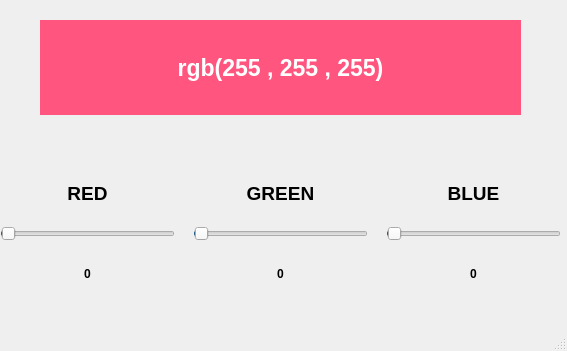
The window that assignment-29/Input/color picker.ui (mahdisesmaeelian/Python-ImageProcessing) describes before a commit, drawn with Qt 5.
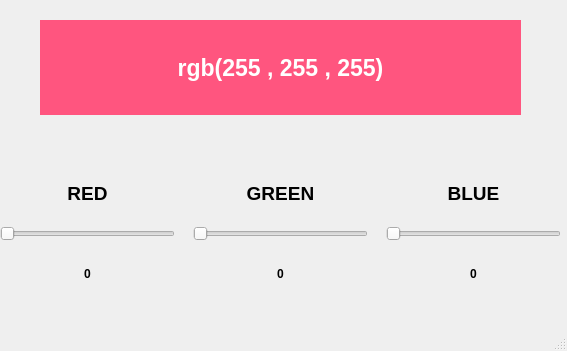
The same window after the commit.

```diff
--- a/assignment-29/Input/color picker.ui
+++ b/assignment-29/Input/color picker.ui
@@ -172,10 +172,10 @@
          <item>
           <widget class="QSlider" name="redSlider">
            <property name="minimum">
-            <number>-1</number>
+            <number>0</number>
            </property>
            <property name="maximum">
-            <number>254</number>
+            <number>255</number>
            </property>
            <property name="orientation">
             <enum>Qt::Horizontal</enum>
@@ -246,10 +246,10 @@
          <item>
           <widget class="QSlider" name="greenSlider">
            <property name="minimum">
-            <number>-1</number>
+            <number>0</number>
            </property>
            <property name="maximum">
-            <number>254</number>
+            <number>255</number>
            </property>
            <property name="orientation">
             <enum>Qt::Horizontal</enum>
@@ -320,10 +320,10 @@
          <item>
           <widget class="QSlider" name="blueSlider">
            <property name="minimum">
-            <number>-1</number>
+            <number>0</number>
            </property>
            <property name="maximum">
-            <number>254</number>
+            <number>255</number>
            </property>
            <property name="orientation">
             <enum>Qt::Horizontal</enum>
```
